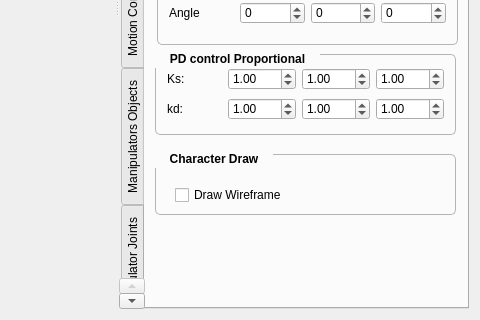
The window that mainwindow.ui (dtbinh/Physics) describes before a commit, drawn with Qt 5; both pictures show x 178 to 658 and y 345 to 665 of the 658 by 665 pixel window.
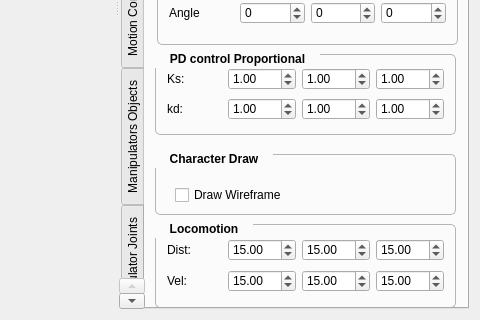
The same window after the commit. The open tabs and pages were chosen to show the change. Custom widgets are drawn as their Qt base class.

Patch:
```diff
--- a/mainwindow.ui
+++ b/mainwindow.ui
@@ -718,6 +718,142 @@
              </property>
             </widget>
            </widget>
+           <widget class="QGroupBox" name="groupBox_8">
+            <property name="geometry">
+             <rect>
+              <x>10</x>
+              <y>520</y>
+              <width>301</width>
+              <height>84</height>
+             </rect>
+            </property>
+            <property name="font">
+             <font>
+              <pointsize>9</pointsize>
+              <weight>75</weight>
+              <bold>true</bold>
+             </font>
+            </property>
+            <property name="styleSheet">
+             <string notr="true">QGroupBox::title { 
+   
+     subcontrol-position: top left; /* position at the top left*/ 
+  padding: 2px 13px;
+   margin-top: -5px;
+    
+ }
+
+QGroupBox{
+   border: 1px solid rgb(182, 181, 179);
+  border-radius: 5px;
+}</string>
+            </property>
+            <property name="title">
+             <string>Locomotion</string>
+            </property>
+            <layout class="QGridLayout" name="gridLayout_11">
+             <item row="0" column="0">
+              <layout class="QHBoxLayout" name="horizontalLayout_23">
+               <item>
+                <widget class="QLabel" name="label_24">
+                 <property name="text">
+                  <string>Dist:</string>
+                 </property>
+                </widget>
+               </item>
+               <item>
+                <widget class="QDoubleSpinBox" name="xLocDist">
+                 <property name="minimum">
+                  <double>-999.000000000000000</double>
+                 </property>
+                 <property name="maximum">
+                  <double>999.000000000000000</double>
+                 </property>
+                 <property name="value">
+                  <double>15.000000000000000</double>
+                 </property>
+                </widget>
+               </item>
+               <item>
+                <widget class="QDoubleSpinBox" name="yLocDist">
+                 <property name="minimum">
+                  <double>-999.000000000000000</double>
+                 </property>
+                 <property name="maximum">
+                  <double>999.000000000000000</double>
+                 </property>
+                 <property name="value">
+                  <double>15.000000000000000</double>
+                 </property>
+                </widget>
+               </item>
+               <item>
+                <widget class="QDoubleSpinBox" name="zLocDist">
+                 <property name="minimum">
+                  <double>-999.000000000000000</double>
+                 </property>
+                 <property name="maximum">
+                  <double>999.000000000000000</double>
+                 </property>
+                 <property name="value">
+                  <double>15.000000000000000</double>
+                 </property>
+                </widget>
+               </item>
+              </layout>
+             </item>
+             <item row="1" column="0">
+              <layout class="QHBoxLayout" name="horizontalLayout_24">
+               <item>
+                <widget class="QLabel" name="label_25">
+                 <property name="text">
+                  <string>Vel:</string>
+                 </property>
+                </widget>
+               </item>
+               <item>
+                <widget class="QDoubleSpinBox" name="xLocVel">
+                 <property name="minimum">
+                  <double>-999.000000000000000</double>
+                 </property>
+                 <property name="maximum">
+                  <double>999.000000000000000</double>
+                 </property>
+                 <property name="value">
+                  <double>15.000000000000000</double>
+                 </property>
+                </widget>
+               </item>
+               <item>
+                <widget class="QDoubleSpinBox" name="yLocVel">
+                 <property name="minimum">
+                  <double>-999.000000000000000</double>
+                 </property>
+                 <property name="maximum">
+                  <double>999.000000000000000</double>
+                 </property>
+                 <property name="value">
+                  <double>15.000000000000000</double>
+                 </property>
+                </widget>
+               </item>
+               <item>
+                <widget class="QDoubleSpinBox" name="zLocVel">
+                 <property name="minimum">
+                  <double>-999.000000000000000</double>
+                 </property>
+                 <property name="maximum">
+                  <double>999.000000000000000</double>
+                 </property>
+                 <property name="value">
+                  <double>15.000000000000000</double>
+                 </property>
+                </widget>
+               </item>
+              </layout>
+             </item>
+            </layout>
+           </widget>
           </widget>
           <widget class="QWidget" name="tab_2">
            <attribute name="title">
```
Left out of the diff: 2 changed lines with no effect on the pictures.
